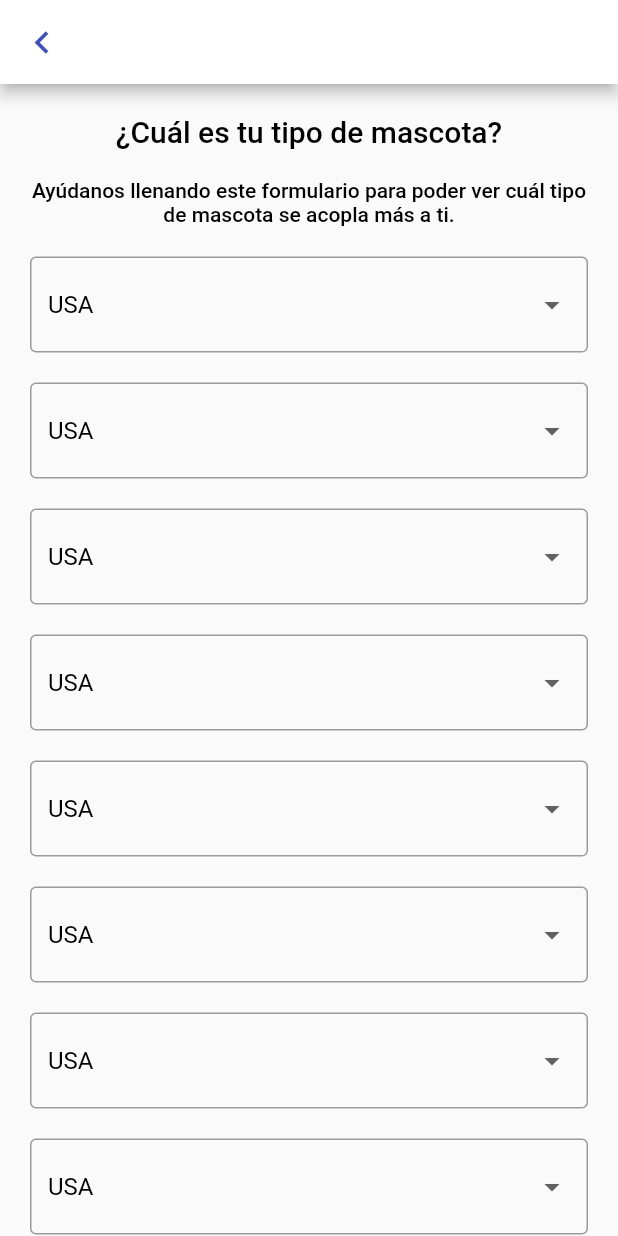
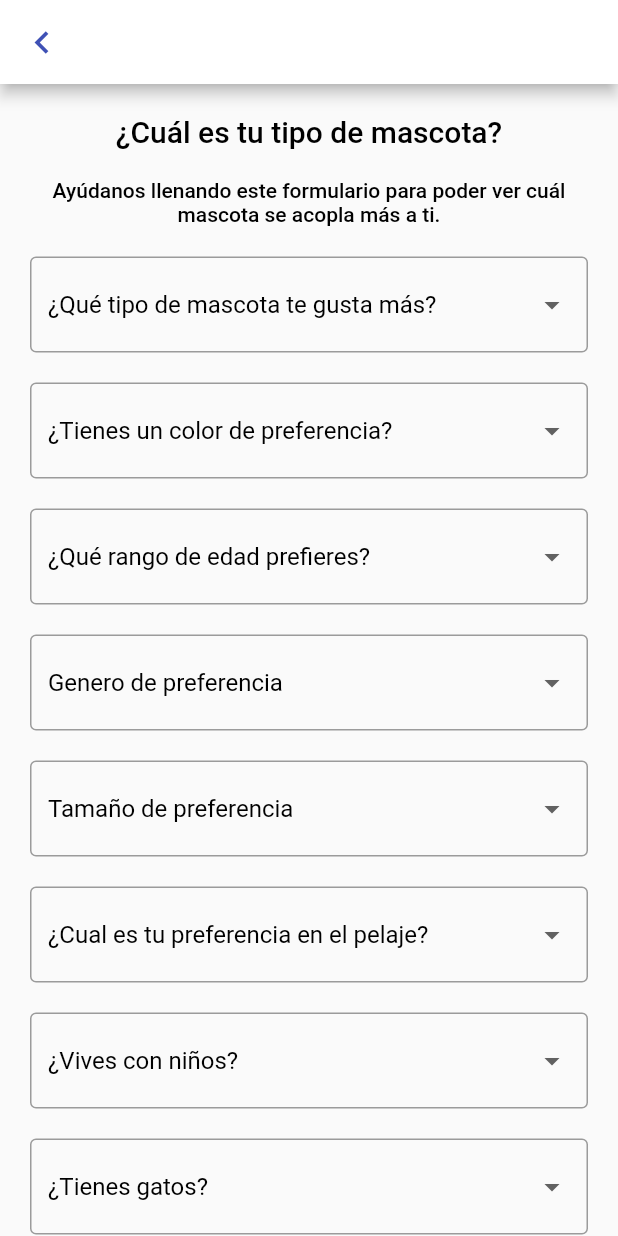
Before and after one commit to Feligx/animal-app, a Flutter app: the adoptForm screen opened directly, on a phone screen of 412 x 824 dp. Run offline on Flutter 3.47's test engine with Material 2 defaults, Android fonts, the phone set to English and light mode, and no system bars; our stand-ins replace cloud_firestore, file_picker, firebase_auth, firebase_core, firebase_storage, google_sign_in; accounts and stored records are empty; network calls fail.

Commit message:
Update adopt_form.dart
Listas las preguntas del formulario de adopción

```diff
--- a/Pawrent/lib/adopt/adopt_form.dart
+++ b/Pawrent/lib/adopt/adopt_form.dart
@@ -13,7 +13,18 @@ class _adoptFormState extends State<adoptForm> {
   Widget build(BuildContext context) {
     MediaQueryData queryData = MediaQuery.of(context);
     bool isDark = queryData.platformBrightness == Brightness.dark;
-    String selctedvalue = "USA";
+    String selctedvalue1 = "---";
+    String selctedvalue2 = "---";
+    String selctedvalue3 = "---";
+    String selctedvalue4 = "---";
+    String selctedvalue5 = "---";
+    String selctedvalue6 = "---";
+    String selctedvalue7 = "---";
+    String selctedvalue8 = "---";
+    String selctedvalue9 = "---";
+    String selctedvalue10 = "---";
+    String selctedvalue11 = "---";
+    String selctedvalue12 = "---";
     return Scaffold(
       appBar: AppBar(
         leading: IconButton(
@@ -42,7 +53,7 @@ class _adoptFormState extends State<adoptForm> {
           Container(
             margin: EdgeInsets.only(top:20.0, left: 20.0, right: 20.0),
             child: Text(
-              'Ayúdanos llenando este formulario para poder ver cuál tipo de mascota se acopla más a ti.',
+              'Ayúdanos llenando este formulario para poder ver cuál mascota se acopla más a ti.',
               style: Theme.of(context).textTheme.bodyText1,
               textAlign: TextAlign.center,
             ),
@@ -56,17 +67,19 @@ class _adoptFormState extends State<adoptForm> {
                     decoration: InputDecoration(border: OutlineInputBorder()),
                     validator: (value) => value == null ? "Select a country" : null,
                     dropdownColor: (isDark) ? Colors.black : null,
-                    value: selctedvalue,
+                    value: selctedvalue1,
                     onChanged: (String? newValue) {
                       setState(() {
-                        selctedvalue = newValue!;
+                        selctedvalue1 = newValue!;
                       });
                     },
                     items: [
-                      DropdownMenuItem(child: Text("USA"), value: "USA"),
-                      DropdownMenuItem(child: Text("Canada"), value: "Canada"),
-                      DropdownMenuItem(child: Text("Brazil"), value: "Brazil"),
-                      DropdownMenuItem(child: Text("England"), value: "England"),
+                      DropdownMenuItem(child: Text("¿Qué tipo de mascota te gusta más?"), value: "---"),
+                      DropdownMenuItem(child: Text("Gatos"), value: "Canada"),
+                      DropdownMenuItem(child: Text("Perros"), value: "Brazil"),
+                      DropdownMenuItem(child: Text("Conejillos de indias"), value: "England"),
+                      DropdownMenuItem(child: Text("Conejos"), value: "ngland"),
+                      DropdownMenuItem(child: Text("Indiferente"), value: "Egland"),
                     ]),
               ),
               Container(
@@ -75,17 +88,24 @@ class _adoptFormState extends State<adoptForm> {
                     decoration: InputDecoration(border: OutlineInputBorder()),
                     validator: (value) => value == null ? "Select a country" : null,
                     dropdownColor: (isDark) ? Colors.black : null,
-                    value: selctedvalue,
+                    value: selctedvalue2,
                     onChanged: (String? newValue) {
                       setState(() {
-                        selctedvalue = newValue!;
+                        selctedvalue2 = newValue!;
                       });
                     },
                     items: [
-                      DropdownMenuItem(child: Text("USA"), value: "USA"),
-                      DropdownMenuItem(child: Text("Canada"), value: "Canada"),
-                      DropdownMenuItem(child: Text("Brazil"), value: "Brazil"),
-                      DropdownMenuItem(child: Text("England"), value: "England"),
+                      DropdownMenuItem(child: Text("¿Tienes un color de preferencia?"), value: "---"),
+                      DropdownMenuItem(child: Text("Negro"), value: "Canada"),
+                      DropdownMenuItem(child: Text("Blanco"), value: "Brazil"),
+                      DropdownMenuItem(child: Text("Amarillo/Rubio"), value: "England"),
+                      DropdownMenuItem(child: Text("Gris"), value: "Egland"),
+                      DropdownMenuItem(child: Text("Beige"), value: "ngland"),
+                      DropdownMenuItem(child: Text("Rojo"), value: "gland"),
+                      DropdownMenuItem(child: Text("Naranja"), value: "and"),
+                      DropdownMenuItem(child: Text("Cafe"), value: "Englan"),
+                      DropdownMenuItem(child: Text("Indiferente"), value: "Engl"),
+
                     ]),
               ),
               Container(
@@ -94,17 +114,19 @@ class _adoptFormState extends State<adoptForm> {
                     decoration: InputDecoration(border: OutlineInputBorder()),
                     validator: (value) => value == null ? "Select a country" : null,
                     dropdownColor: (isDark) ? Colors.black : null,
-                    value: selctedvalue,
+                    value: selctedvalue3,
                     onChanged: (String? newValue) {
                       setState(() {
-                        selctedvalue = newValue!;
+                        selctedvalue3 = newValue!;
                       });
                     },
                     items: [
-                      DropdownMenuItem(child: Text("USA"), value: "USA"),
-                      DropdownMenuItem(child: Text("Canada"), value: "Canada"),
-                      DropdownMenuItem(child: Text("Brazil"), value: "Brazil"),
-                      DropdownMenuItem(child: Text("England"), value: "England"),
+                      DropdownMenuItem(child: Text("¿Qué rango de edad prefieres?"), value: "---"),
+                      DropdownMenuItem(child: Text("Bebé"), value: "Canada"),
+                      DropdownMenuItem(child: Text("Joven"), value: "Brazil"),
+                      DropdownMenuItem(child: Text("Adulto"), value: "Englnd"),
+                      DropdownMenuItem(child: Text("Mayor"), value: "Englad"),
+                      DropdownMenuItem(child: Text("Indiferente"), value: "Englan"),
                     ]),
               ),
               Container(
@@ -113,17 +135,17 @@ class _adoptFormState extends State<adoptForm> {
                     decoration: InputDecoration(border: OutlineInputBorder()),
                     validator: (value) => value == null ? "Select a country" : null,
                     dropdownColor: (isDark) ? Colors.black : null,
-                    value: selctedvalue,
+                    value: selctedvalue4,
                     onChanged: (String? newValue) {
                       setState(() {
-                        selctedvalue = newValue!;
+                        selctedvalue4 = newValue!;
                       });
                     },
                     items: [
-                      DropdownMenuItem(child: Text("USA"), value: "USA"),
-                      DropdownMenuItem(child: Text("Canada"), value: "Canada"),
-                      DropdownMenuItem(child: Text("Brazil"), value: "Brazil"),
-                      DropdownMenuItem(child: Text("England"), value: "England"),
+                      DropdownMenuItem(child: Text("Genero de preferencia"), value: "---"),
+                      DropdownMenuItem(child: Text("Macho"), value: "Canada"),
+                      DropdownMenuItem(child: Text("Hembra"), value: "Brazil"),
+                      DropdownMenuItem(child: Text("Indiferente"), value: "England"),
                     ]),
               ),
               Container(
@@ -132,17 +154,18 @@ class _adoptFormState extends State<adoptForm> {
                     decoration: InputDecoration(border: OutlineInputBorder()),
                     validator: (value) => value == null ? "Select a country" : null,
                     dropdownColor: (isDark) ? Colors.black : null,
-                    value: selctedvalue,
+                    value: selctedvalue5,
                     onChanged: (String? newValue) {
                       setState(() {
-                        selctedvalue = newValue!;
+                        selctedvalue5 = newValue!;
                       });
                     },
                     items: [
-                      DropdownMenuItem(child: Text("USA"), value: "USA"),
-                      DropdownMenuItem(child: Text("Canada"), value: "Canada"),
-                      DropdownMenuItem(child: Text("Brazil"), value: "Brazil"),
-                      DropdownMenuItem(child: Text("England"), value: "England"),
+                      DropdownMenuItem(child: Text("Tamaño de preferencia"), value: "---"),
+                      DropdownMenuItem(child: Text("Pequeño"), value: "Canada"),
+                      DropdownMenuItem(child: Text("Mediano"), value: "Brazil"),
+                      DropdownMenuItem(child: Text("Grande"), value: "England"),
+                      DropdownMenuItem(child: Text("Indiferente"), value: "Canad"),
                     ]),
               ),
               Container(
@@ -151,17 +174,18 @@ class _adoptFormState extends State<adoptForm> {
                     decoration: InputDecoration(border: OutlineInputBorder()),
                     validator: (value) => value == null ? "Select a country" : null,
                     dropdownColor: (isDark) ? Colors.black : null,
-                    value: selctedvalue,
+                    value: selctedvalue6,
                     onChanged: (String? newValue) {
                       setState(() {
-                        selctedvalue = newValue!;
+                        selctedvalue6 = newValue!;
                       });
                     },
                     items: [
-                      DropdownMenuItem(child: Text("USA"), value: "USA"),
-                      DropdownMenuItem(child: Text("Canada"), value: "Canada"),
-                      DropdownMenuItem(child: Text("Brazil"), value: "Brazil"),
-                      DropdownMenuItem(child: Text("England"), value: "England"),
+                      DropdownMenuItem(child: Text("¿Cual es tu preferencia en el pelaje?"), value: "---"),
+                      DropdownMenuItem(child: Text("Corto"), value: "Canada"),
+                      DropdownMenuItem(child: Text("Medio"), value: "Brazil"),
+                      DropdownMenuItem(child: Text("Largo"), value: "England"),
+                      DropdownMenuItem(child: Text("Indiferente"), value: "Canad"),
                     ]),
               ),
               Container(
@@ -170,17 +194,17 @@ class _adoptFormState extends State<adoptForm> {
                     decoration: InputDecoration(border: OutlineInputBorder()),
                     validator: (value) => value == null ? "Select a country" : null,
                     dropdownColor: (isDark) ? Colors.black : null,
-                    value: selctedvalue,
+                    value: selctedvalue7,
                     onChanged: (String? newValue) {
                       setState(() {
-                        selctedvalue = newValue!;
+                        selctedvalue7 = newValue!;
                       });
                     },
                     items: [
-                      DropdownMenuItem(child: Text("USA"), value: "USA"),
-                      DropdownMenuItem(child: Text("Canada"), value: "Canada"),
-                      DropdownMenuItem(child: Text("Brazil"), value: "Brazil"),
-                      DropdownMenuItem(child: Text("England"), value: "England"),
+                      DropdownMenuItem(child: Text("¿Vives con niños?"), value: "---"),
+                      DropdownMenuItem(child: Text("Si"), value: "Canada"),
+                      DropdownMenuItem(child: Text("No"), value: "Brazil"),
+                      DropdownMenuItem(child: Text("Sapo"), value: "England"),
                     ]),
               ),
               Container(
@@ -189,17 +213,17 @@ class _adoptFormState extends State<adoptForm> {
                     decoration: InputDecoration(border: OutlineInputBorder()),
                     validator: (value) => value == null ? "Select a country" : null,
                     dropdownColor: (isDark) ? Colors.black : null,
-                    value: selctedvalue,
+                    value: selctedvalue8,
                     onChanged: (String? newValue) {
                       setState(() {
-                        selctedvalue = newValue!;
+                        selctedvalue8 = newValue!;
                       });
                     },
                     items: [
-                      DropdownMenuItem(child: Text("USA"), value: "USA"),
-                      DropdownMenuItem(child: Text("Canada"), value: "Canada"),
-                      DropdownMenuItem(child: Text("Brazil"), value: "Brazil"),
-                      DropdownMenuItem(child: Text("England"), value: "England"),
+                      DropdownMenuItem(child: Text("¿Tienes gatos?"), value: "---"),
+                      DropdownMenuItem(child: Text("Si"), value: "Canada"),
+                      DropdownMenuItem(child: Text("No"), value: "Brazil"),
+                      DropdownMenuItem(child: Text("Sapo"), value: "England"),
                     ]),
               ),
               Container(
@@ -208,17 +232,17 @@ class _adoptFormState extends State<adoptForm> {
                     decoration: InputDecoration(border: OutlineInputBorder()),
                     validator: (value) => value == null ? "Select a country" : null,
                     dropdownColor: (isDark) ? Colors.black : null,
-                    value: selctedvalue,
+                    value: selctedvalue9,
                     onChanged: (String? newValue) {
                       setState(() {
-                        selctedvalue = newValue!;
+                        selctedvalue9 = newValue!;
                       });
                     },
                     items: [
-                      DropdownMenuItem(child: Text("USA"), value: "USA"),
-                      DropdownMenuItem(child: Text("Canada"), value: "Canada"),
-                      DropdownMenuItem(child: Text("Brazil"), value: "Brazil"),
-                      DropdownMenuItem(child: Text("England"), value: "England"),
+                      DropdownMenuItem(child: Text("¿Tienes perros?"), value: "---"),
+                      DropdownMenuItem(child: Text("Si"), value: "Canada"),
+                      DropdownMenuItem(child: Text("No"), value: "Brazil"),
+                      DropdownMenuItem(child: Text("Sapo"), value: "England"),
                     ]),
               ),
               Container(
@@ -227,17 +251,17 @@ class _adoptFormState extends State<adoptForm> {
                     decoration: InputDecoration(border: OutlineInputBorder()),
                     validator: (value) => value == null ? "Select a country" : null,
                     dropdownColor: (isDark) ? Colors.black : null,
-                    value: selctedvalue,
+                    value: selctedvalue10,
                     onChanged: (String? newValue) {
                       setState(() {
-                        selctedvalue = newValue!;
+                        selctedvalue10 = newValue!;
                       });
                     },
                     items: [
-                      DropdownMenuItem(child: Text("USA"), value: "USA"),
-                      DropdownMenuItem(child: Text("Canada"), value: "Canada"),
-                      DropdownMenuItem(child: Text("Brazil"), value: "Brazil"),
-                      DropdownMenuItem(child: Text("England"), value: "England"),
+                      DropdownMenuItem(child: Text("¿Prefieres que este esterilizado?"), value: "---"),
+                      DropdownMenuItem(child: Text("Si"), value: "Canada"),
+                      DropdownMenuItem(child: Text("No"), value: "Brazil"),
+                      DropdownMenuItem(child: Text("Indiferente"), value: "England"),
                     ]),
               ),
               Container(
@@ -246,17 +270,17 @@ class _adoptFormState extends State<adoptForm> {
                     decoration: const InputDecoration(border: OutlineInputBorder()),
                     validator: (value) => value == null ? "Select a country" : null,
                     dropdownColor: (isDark) ? Colors.black : null,
-                    value: selctedvalue,
+                    value: selctedvalue11,
                     onChanged: (String? newValue) {
                       setState(() {
-                        selctedvalue = newValue!;
+                        selctedvalue11 = newValue!;
                       });
                     },
                     items: const [
-                      DropdownMenuItem(child: Text("USA"), value: "USA"),
-                      DropdownMenuItem(child: Text("Canada"), value: "Canada"),
-                      DropdownMenuItem(child: Text("Brazil"), value: "Brazil"),
-                      DropdownMenuItem(child: Text("England"), value: "England"),
+                      DropdownMenuItem(child: Text("¿Prefieres que este vacunado?"), value: "---"),
+                      DropdownMenuItem(child: Text("Si"), value: "Canada"),
+                      DropdownMenuItem(child: Text("No"), value: "Brazi"),
+                      DropdownMenuItem(child: Text("Indiferente"), value: "Englan"),
                     ]),
               ),
               Container(
@@ -265,76 +289,20 @@ class _adoptFormState extends State<adoptForm> {
                     decoration: const InputDecoration(border: OutlineInputBorder()),
                     validator: (value) => value == null ? "Select a country" : null,
                     dropdownColor: (isDark) ? Colors.black : null,
-                    value: selctedvalue,
+                    value: selctedvalue12,
                     onChanged: (String? newValue) {
                       setState(() {
-                        selctedvalue = newValue!;
+                        selctedvalue12 = newValue!;
                       });
                     },
                     items: const [
-                      DropdownMenuItem(child: Text("USA"), value: "USA"),
-                      DropdownMenuItem(child: Text("Canada"), value: "Canada"),
+                      DropdownMenuItem(child: Text("Me gustaria que fuera "), value: "---"),
+                      DropdownMenuItem(child: Text("Canada"), value: "Canda"),
                       DropdownMenuItem(child: Text("Brazil"), value: "Brazil"),
-                      DropdownMenuItem(child: Text("England"), value: "England"),
+                      DropdownMenuItem(child: Text("England"), value: "Engld"),
                     ]),
               ),
-              Container(
-                margin: const EdgeInsets.only(top:20.0, left:20.0, right:20.0),
-                child: DropdownButtonFormField(
-                    decoration: const InputDecoration(border: OutlineInputBorder()),
-                    validator: (value) => value == null ? "Select a country" : null,
-                    dropdownColor: (isDark) ? Colors.black : null,
-                    value: selctedvalue,
-                    onChanged: (String? newValue) {
-                      setState(() {
-                        selctedvalue = newValue!;
-                      });
-                    },
-                    items: const [
-                      DropdownMenuItem(child: Text("USA"), value: "USA"),
-                      DropdownMenuItem(child: Text("Canada"), value: "Canada"),
-                      DropdownMenuItem(child: Text("Brazil"), value: "Brazil"),
-                      DropdownMenuItem(child: Text("England"), value: "England"),
-                    ]),
-              ),
-              Container(
-                margin: const EdgeInsets.only(top:20.0, left:20.0, right:20.0),
-                child: DropdownButtonFormField(
-                    decoration: const InputDecoration(border: OutlineInputBorder()),
-                    validator: (value) => value == null ? "Select a country" : null,
-                    dropdownColor: (isDark) ? Colors.black : null,
-                    value: selctedvalue,
-                    onChanged: (String? newValue) {
-                      setState(() {
-                        selctedvalue = newValue!;
-                      });
-                    },
-                    items: const [
-                      DropdownMenuItem(child: Text("USA"), value: "USA"),
-                      DropdownMenuItem(child: Text("Canada"), value: "Canada"),
-                      DropdownMenuItem(child: Text("Brazil"), value: "Brazil"),
-                      DropdownMenuItem(child: Text("England"), value: "England"),
-                    ]),
-              ),
-              Container(
-                margin: const EdgeInsets.only(top:20.0, left:20.0, right:20.0),
-                child: DropdownButtonFormField(
-                    decoration: const InputDecoration(border: OutlineInputBorder()),
-                    validator: (value) => value == null ? "Select a country" : null,
-                    dropdownColor: (isDark) ? Colors.black : null,
-                    value: selctedvalue,
-                    onChanged: (String? newValue) {
-                      setState(() {
-                        selctedvalue = newValue!;
-                      });
-                    },
-                    items: const [
-                      DropdownMenuItem(child: Text("USA"), value: "USA"),
-                      DropdownMenuItem(child: Text("Canada"), value: "Canada"),
-                      DropdownMenuItem(child: Text("Brazil"), value: "Brazil"),
-                      DropdownMenuItem(child: Text("England"), value: "England"),
-                    ]),
-              ),
+
               Container(
                 margin: const EdgeInsets.all(20.0),
                   child: ElevatedButton(
```
